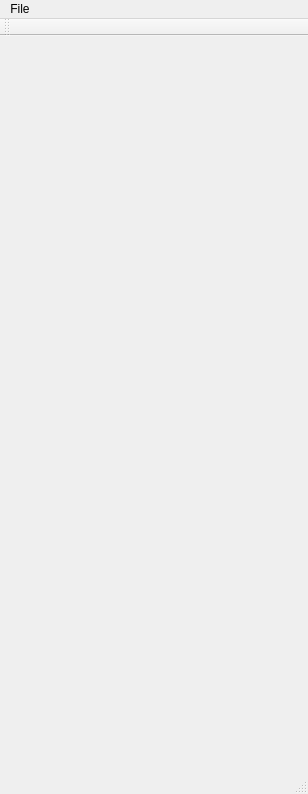
First picture: the form in mainwindow.ui, repository sss0921/WayRouteLoader, before the edit.
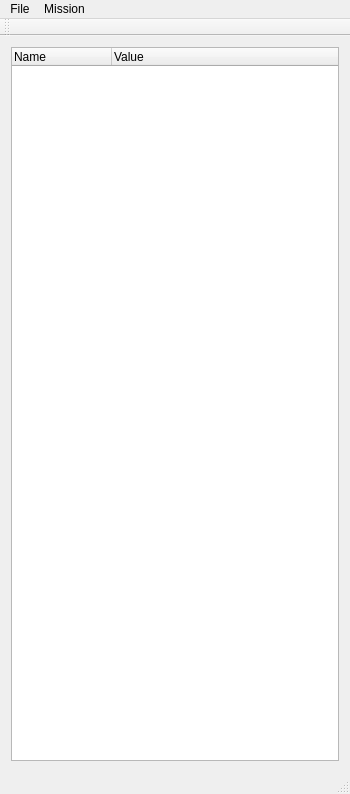
Second picture: the form after the edit.

The edit to the form file:
```diff
--- a/mainwindow.ui
+++ b/mainwindow.ui
@@ -6,20 +6,37 @@
    <rect>
     <x>0</x>
     <y>0</y>
-    <width>308</width>
+    <width>350</width>
     <height>794</height>
    </rect>
   </property>
   <property name="windowTitle">
    <string>MainWindow</string>
   </property>
-  <widget class="QWidget" name="centralWidget"/>
+  <widget class="QWidget" name="centralWidget">
+   <layout class="QGridLayout" name="gridLayout">
+    <item row="0" column="0">
+     <widget class="QTreeWidget" name="treeWidget">
+      <column>
+       <property name="text">
+        <string>Name</string>
+       </property>
+      </column>
+      <column>
+       <property name="text">
+        <string>Value</string>
+       </property>
+      </column>
+     </widget>
+    </item>
+   </layout>
+  </widget>
   <widget class="QMenuBar" name="menuBar">
    <property name="geometry">
     <rect>
      <x>0</x>
      <y>0</y>
-     <width>308</width>
+     <width>350</width>
      <height>22</height>
     </rect>
    </property>
@@ -31,7 +48,15 @@
     <addaction name="actionSave"/>
     <addaction name="actionSaveAs"/>
    </widget>
+   <widget class="QMenu" name="menuMission">
+    <property name="title">
+     <string>Mission</string>
+    </property>
+    <addaction name="actionSimple"/>
+    <addaction name="actionSurvey"/>
+   </widget>
    <addaction name="menuFile"/>
+   <addaction name="menuMission"/>
   </widget>
   <widget class="QToolBar" name="mainToolBar">
    <attribute name="toolBarArea">
```
Left out of the diff: 10 changed lines with no effect on the pictures.
